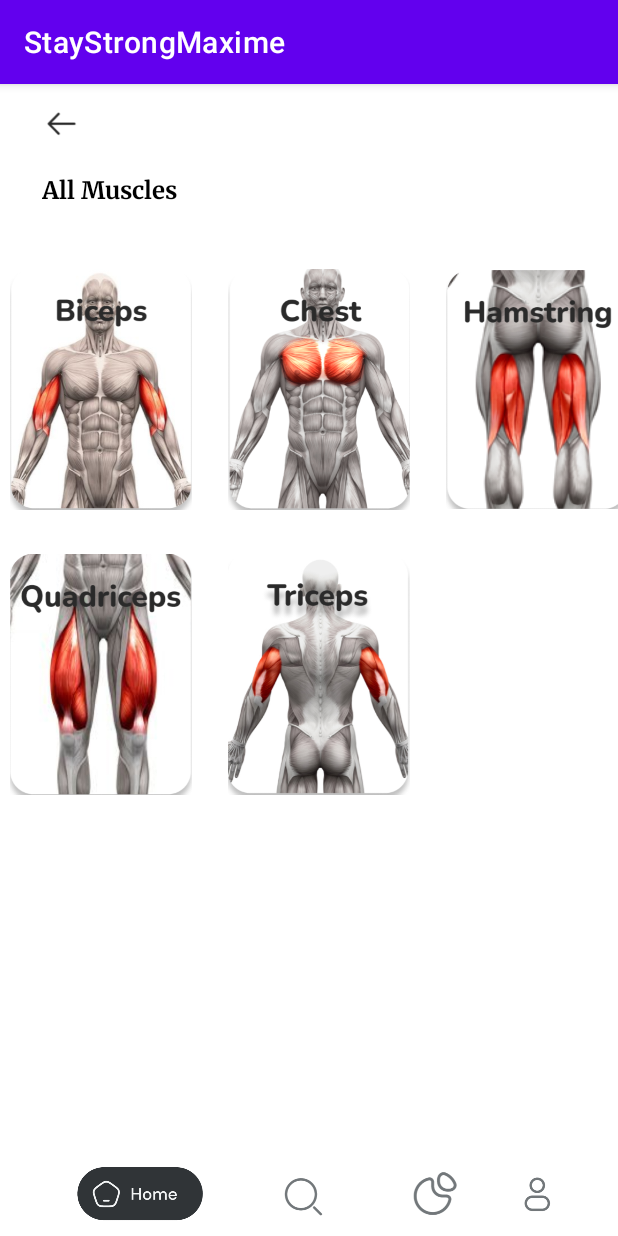
After one commit to MaximeBrdl/FiTrack, an Android app: the allMuscles screen opened directly, with no data from a screen before it, on a phone screen of 412 x 824 dp. The commit adds this screen. Run offline under Robolectric (Android 15) with nearby library versions, the light colour scheme and no system bars.

Commit message:
add allmuscles + allprograms

```diff
--- a/app/src/main/AndroidManifest.xml
+++ b/app/src/main/AndroidManifest.xml
@@ -22,6 +22,12 @@
         </activity>
         <activity
             android:name=".throwaway_page">
+        </activity>
+        <activity
+            android:name=".allMuscles">
+        </activity>
+        <activity
+            android:name=".allPrograms">
         </activity>
         <activity
             android:name=".home_page">
--- /dev/null
+++ b/app/src/main/java/com/example/FiTrack/allMuscles.java
@@ -0,0 +1,95 @@
+package com.example.FiTrack;
+
+import androidx.appcompat.app.AppCompatActivity;
+
+import android.content.Intent;
+import android.os.Bundle;
+import android.view.View;
+import android.widget.ImageButton;
+
+public class allMuscles extends AppCompatActivity {
+    protected void onCreate(Bundle savedInstanceState) {
+        super.onCreate(savedInstanceState);
+        setContentView(R.layout.all_muscles);
+
+        ImageButton returnb = findViewById(R.id.returnM);
+        returnb.setOnClickListener(new View.OnClickListener() {
+            @Override
+            public void onClick(View view) {
+                startActivity(new Intent(allMuscles.this, home_page.class));
+            }
+        });
+
+        ImageButton allM1 = findViewById(R.id.allM1);
+        allM1.setOnClickListener(new View.OnClickListener() {
+            @Override
+            public void onClick(View view) {
+                startActivity(new Intent(allMuscles.this, allMuscles.class));
+            }
+        });
+
+        ImageButton allM2 = findViewById(R.id.allM2);
+        allM2.setOnClickListener(new View.OnClickListener() {
+            @Override
+            public void onClick(View view) {
+                startActivity(new Intent(allMuscles.this, allMuscles.class));
+            }
+        });
+
+        ImageButton allM3 = findViewById(R.id.allM3);
+        allM3.setOnClickListener(new View.OnClickListener() {
+            @Override
+            public void onClick(View view) {
+                startActivity(new Intent(allMuscles.this, allMuscles.class));
+            }
+        });
+
+        ImageButton allM4 = findViewById(R.id.allM4);
+        allM4.setOnClickListener(new View.OnClickListener() {
+            @Override
+            public void onClick(View view) {
+                startActivity(new Intent(allMuscles.this, allMuscles.class));
+            }
+        });
+
+        ImageButton allM5 = findViewById(R.id.allM5);
+        allM5.setOnClickListener(new View.OnClickListener() {
+            @Override
+            public void onClick(View view) {
+                startActivity(new Intent(allMuscles.this, allMuscles.class));
+            }
+        });
+
+        ImageButton menu1 = findViewById(R.id.homeM);
+        menu1.setOnClickListener(new View.OnClickListener() {
+            @Override
+            public void onClick(View view) {
+                startActivity(new Intent(allMuscles.this, home_page.class));
+            }
+        });
+
+        ImageButton menu2 = findViewById(R.id.searchM);
+        menu2.setOnClickListener(new View.OnClickListener() {
+            @Override
+            public void onClick(View view) {
+                startActivity(new Intent(allMuscles.this, allMuscles.class));
+            }
+        });
+
+        ImageButton menu3 = findViewById(R.id.programM);
+        menu3.setOnClickListener(new View.OnClickListener() {
+            @Override
+            public void onClick(View view) {
+                startActivity(new Intent(allMuscles.this, program_page.class));
+            }
+        });
+
+        ImageButton menu4 = findViewById(R.id.profileM);
+        menu4.setOnClickListener(new View.OnClickListener() {
+            @Override
+            public void onClick(View view) {
+                startActivity(new Intent(allMuscles.this, allMuscles.class));
+            }
+        });
+    }
+}
--- /dev/null
+++ b/app/src/main/res/layout/all_muscles.xml
@@ -0,0 +1,154 @@
+<?xml version="1.0" encoding="utf-8"?>
+<androidx.constraintlayout.widget.ConstraintLayout xmlns:android="http://schemas.android.com/apk/res/android"
+    xmlns:app="http://schemas.android.com/apk/res-auto"
+    xmlns:tools="http://schemas.android.com/tools"
+    android:layout_width="match_parent"
+    android:layout_height="match_parent">
+
+    <TableLayout
+        android:layout_width="424dp"
+        android:layout_height="581dp"
+        android:layout_marginTop="90dp"
+        android:layout_marginBottom="60dp"
+        app:layout_constraintBottom_toBottomOf="parent"
+        app:layout_constraintEnd_toEndOf="parent"
+        app:layout_constraintStart_toStartOf="parent"
+        app:layout_constraintTop_toTopOf="parent">
+
+        <TableRow
+            android:layout_width="match_parent"
+            android:layout_height="149dp">
+
+            <ImageButton
+                android:id="@+id/allM1"
+                android:layout_width="114dp"
+                android:layout_height="match_parent"
+                android:backgroundTint="#FFFFFF"
+                android:scaleType="fitCenter"
+                app:srcCompat="@drawable/mbiceps" />
+
+            <ImageButton
+                android:id="@+id/allM2"
+                android:layout_width="145dp"
+                android:layout_height="match_parent"
+                android:backgroundTint="#FFFFFF"
+                android:scaleType="fitCenter"
+                app:srcCompat="@drawable/mchest" />
+
+            <ImageButton
+                android:id="@+id/allM3"
+                android:layout_width="145dp"
+                android:layout_height="190dp"
+                android:backgroundTint="#FFFFFF"
+                android:scaleType="fitCenter"
+                app:srcCompat="@drawable/mhamstring" />
+        </TableRow>
+
+        <TableRow
+            android:layout_width="match_parent"
+            android:layout_height="match_parent">
+
+            <ImageButton
+                android:id="@+id/allM4"
+                android:layout_width="145dp"
+                android:layout_height="190dp"
+                android:backgroundTint="#FFFFFF"
+                android:scaleType="fitCenter"
+                app:srcCompat="@drawable/mquadriceps" />
+
+            <ImageButton
+                android:id="@+id/allM5"
+                android:layout_width="145dp"
+                android:layout_height="190dp"
+                android:backgroundTint="#FFFFFF"
+                android:scaleType="fitCenter"
+                app:srcCompat="@drawable/mtriceps" />
+
+        </TableRow>
+
+        <TableRow
+            android:layout_width="match_parent"
+            android:layout_height="match_parent" />
+
+        <TableRow
+            android:layout_width="match_parent"
+            android:layout_height="match_parent" />
+    </TableLayout>
+
+    <TextView
+        android:id="@+id/textView4"
+        android:layout_width="155dp"
+        android:layout_height="27dp"
+        android:layout_marginStart="28dp"
+        android:layout_marginTop="60dp"
+        android:fontFamily="@font/merriweather_bold"
+        android:text="All Muscles"
+        android:textColor="#000000"
+        android:textSize="16sp"
+        app:layout_constraintStart_toStartOf="parent"
+        app:layout_constraintTop_toTopOf="parent" />
+
+    <ImageButton
+        android:id="@+id/returnM"
+        android:layout_width="80dp"
+        android:layout_height="41dp"
+        android:layout_marginTop="5dp"
+        android:backgroundTint="#FFFFFF"
+        android:scaleType="fitCenter"
+        app:layout_constraintStart_toStartOf="parent"
+        app:layout_constraintTop_toTopOf="parent"
+        app:srcCompat="@drawable/back" />
+
+    <LinearLayout
+        android:layout_width="353dp"
+        android:layout_height="56dp"
+        android:layout_marginStart="29dp"
+        android:background="#FFFFFF"
+        android:backgroundTint="#FFFFFF"
+        android:orientation="horizontal"
+        app:layout_constraintBottom_toBottomOf="parent"
+        app:layout_constraintEnd_toEndOf="parent"
+        app:layout_constraintHorizontal_bias="0.0"
+        app:layout_constraintStart_toStartOf="parent">
+
+        <ImageButton
+            android:id="@+id/homeM"
+            android:layout_width="200dp"
+            android:layout_height="match_parent"
+            android:layout_weight="1"
+            android:backgroundTint="#FFFFFF"
+            android:cropToPadding="true"
+            android:maxHeight="20dp"
+            android:scaleType="fitCenter"
+            app:srcCompat="@drawable/homemain" />
+
+        <ImageButton
+            android:id="@+id/searchM"
+            android:layout_width="wrap_content"
+            android:layout_height="wrap_content"
+            android:layout_weight="1"
+            android:backgroundTint="#FFFFFF"
+            android:scaleType="fitCenter"
+            app:srcCompat="@drawable/search" />
+
+        <ImageButton
+            android:id="@+id/programM"
+            android:layout_width="wrap_content"
+            android:layout_height="wrap_content"
+            android:layout_weight="1"
+            android:backgroundTint="#FFFFFF"
+            android:cropToPadding="true"
+            android:scaleType="fitCenter"
+            app:srcCompat="@drawable/program" />
+
+        <ImageButton
+            android:id="@+id/profileM"
+            android:layout_width="wrap_content"
+            android:layout_height="wrap_content"
+            android:layout_weight="1"
+            android:backgroundTint="#FFFFFF"
+            android:scaleType="fitCenter"
+            app:srcCompat="@drawable/profile" />
+    </LinearLayout>
+
+</androidx.constraintlayout.widget.ConstraintLayout>
```
Also changed, not shown: app/src/main/java/com/example/FiTrack/allPrograms.java (added, +87 -0 lines), app/src/main/java/com/example/FiTrack/home_page.java (+8 -8 lines), app/src/main/res/layout/all_programs.xml (added, +141 -0 lines), app/src/main/res/layout/home_page.xml (+6 -6 lines), app/src/main/res/drawable/back.PNG (added), app/src/main/res/drawable/home.PNG (added), app/src/main/res/drawable/personallarge.PNG (added), app/src/main/res/drawable/workoutlarge.PNG (added).
